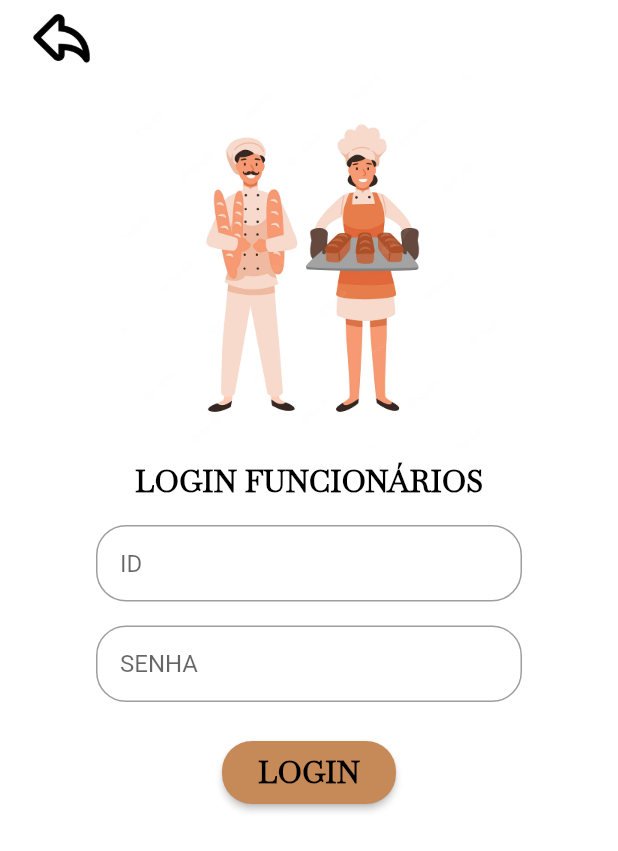
After one commit to MatthewBRZ/projetointegrado_pucminas, a Flutter app: the LoginViewPage screen opened directly, on a phone screen of 412 x 824 dp. The commit adds this screen. Shown: the top 851 px of the screen. Run offline on Flutter 3.47's test engine with Material 2 defaults, Android fonts, the light colour scheme and no system bars; our stand-ins replace firebase_core; accounts and stored records are empty.

Commit message:
Second Commit

```diff
--- /dev/null
+++ b/projetointegrado_pucminas/lib/Controllers/ScreenNavController.dart
@@ -0,0 +1,25 @@
+import 'package:flutter/material.dart';
+
+class ScreenNavController {
+  final GlobalKey<NavigatorState> navigatorKey = GlobalKey<NavigatorState>();
+
+  static final ScreenNavController _instance = ScreenNavController._internal();
+
+  factory ScreenNavController() {
+    return _instance;
+  }
+
+  ScreenNavController._internal();
+
+  // Method to navigate to a new screen.
+  void navigateToScreen(Widget screen) {
+    navigatorKey.currentState!.push(
+      MaterialPageRoute(builder: (context) => screen),
+    );
+  }
+
+  // Method to pop the current screen and return to the previous screen.
+  void goBack() {
+    navigatorKey.currentState!.pop();
+  }
+}
--- /dev/null
+++ b/projetointegrado_pucminas/lib/Utils/DefaultText.dart
@@ -0,0 +1,23 @@
+import 'package:flutter/material.dart';
+
+class DefaultText extends StatelessWidget {
+  final String text;
+  final double fontSize;
+
+  DefaultText({
+    required this.text,
+    required this.fontSize,
+  });
+
+  @override
+  Widget build(BuildContext context) {
+    final customTextStyle = TextStyle(
+      fontSize: fontSize,
+      fontFamily: 'baskervville',
+      fontWeight: FontWeight.bold,
+      color: Colors.black,
+    );
+
+    return Text(text, style: customTextStyle);
+  }
+}
--- /dev/null
+++ b/projetointegrado_pucminas/lib/Views/LoginViewPage.dart
@@ -0,0 +1,121 @@
+import 'package:flutter/material.dart';
+import 'package:projetointegrado_pucminas/Controllers/ScreenNavController.dart';
+import '../Utils/DefaultText.dart';
+
+class LoginViewPage extends StatefulWidget {
+  const LoginViewPage({super.key});
+
+  @override
+  State<LoginViewPage> createState() => _LoginViewPageState();
+}
+
+class _LoginViewPageState extends State<LoginViewPage> {
+  final navController = ScreenNavController();
+
+  @override
+  Widget build(BuildContext context) {
+    return Scaffold(
+      body: SafeArea(
+          child: Container(
+        padding: const EdgeInsets.symmetric(horizontal: 16.0),
+        height: MediaQuery.of(context).size.height,
+        width: MediaQuery.of(context).size.width,
+        color: Colors.white,
+        child: SingleChildScrollView(
+            child: Column(
+          crossAxisAlignment: CrossAxisAlignment.start,
+          children: [
+            InkWell(
+                onTap: () {
+                  navController.goBack();
+                },
+                child: SizedBox(
+                    width: 50, // Adjust the width and height as needed.
+                    height: 50,
+                    child: Image.asset(
+                      'assets/images/backicon.png', // Replace with your asset path.
+                      fit: BoxFit.contain,
+                    ))) // Adjust the fit as needed.
+            ,
+            Center(
+              child: Column(
+                children: [
+                  InkWell(
+                      child: SizedBox(
+                          width: 250, // Adjust the width and height as needed.
+                          height: 250,
+                          child: Hero(
+                            tag: 'loginLogo',
+                            child: Image.asset(
+                              'assets/images/login_logo.png', // Replace with your asset path.
+                              fit: BoxFit.contain,
+                            ),
+                          ))),
+                  Padding(
+                    padding: const EdgeInsets.all(8.0),
+                    child:
+                        DefaultText(text: 'LOGIN FUNCIONÁRIOS', fontSize: 20),
+                  ),
+                  // ID FORM
+                  Container(
+                    width: 300,
+                    child: Column(
+                      children: [
+                        Padding(
+                          padding: const EdgeInsets.all(8.0),
+                          child: TextField(
+                            decoration: InputDecoration(
+                              hintText: 'ID',
+                              border: OutlineInputBorder(
+                                borderRadius: BorderRadius.circular(20.0),
+                              ),
+                              contentPadding: const EdgeInsets.all(16.0),
+                            ),
+                          ),
+                        ),
+                        // PASSWORD FORM
+                        Padding(
+                          padding: const EdgeInsets.all(8.0),
+                          child: TextField(
+                            decoration: InputDecoration(
+                              hintText: 'SENHA',
+                              border: OutlineInputBorder(
+                                borderRadius: BorderRadius.circular(20.0),
+                              ),
+                              contentPadding: const EdgeInsets.all(16.0),
+                            ),
+                            obscureText: true,
+                          ),
+                        ),
+                      ],
+                    ),
+                  ),
+                  const SizedBox(height: 15),
+                  // Login Button
+                  ElevatedButton(
+                    onPressed: () {
+                      // Implement your login logic here
+                    },
+                    style: ElevatedButton.styleFrom(
+                      shape: RoundedRectangleBorder(
+                        borderRadius: BorderRadius.circular(
+                            20.0), // Adjust the radius as needed
+                      ),
+                    ),
+                    child: Padding(
+                      padding: const EdgeInsets.all(8.0),
+                      child: DefaultText(
+                        text: 'LOGIN',
+                        fontSize: 20,
+                      ),
+                    ),
+                  ),
+                ],
+              ),
+            ),
+          ],
+        )),
+      )),
+    );
+  }
+}
```
Also changed, not shown: projetointegrado_pucminas/lib/Views/HomeViewPage.dart (added, +119 -0 lines), projetointegrado_pucminas/lib/Views/MainPage.dart (deleted, +0 -108 lines), projetointegrado_pucminas/lib/main.dart (+26 -5 lines), projetointegrado_pucminas/firebase.json (added), 10 other files.
